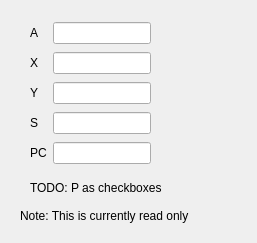
First picture: the form in src/gui/mpu_viewer.ui, repository ProgrammierPatrick/c64pp, before the edit.
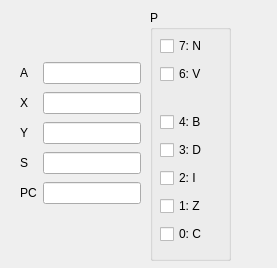
Second picture: the form after the edit.

Commit message: MPU Viewer Tool done

What changed in the file:
```diff
--- a/src/gui/mpu_viewer.ui
+++ b/src/gui/mpu_viewer.ui
@@ -9,8 +9,8 @@
    <rect>
     <x>0</x>
     <y>0</y>
-    <width>257</width>
-    <height>243</height>
+    <width>277</width>
+    <height>268</height>
    </rect>
   </property>
   <property name="contextMenuPolicy">
@@ -23,8 +23,8 @@
    <widget class="QWidget" name="gridLayoutWidget">
     <property name="geometry">
      <rect>
-      <x>30</x>
-      <y>20</y>
+      <x>20</x>
+      <y>60</y>
       <width>121</width>
       <height>151</height>
      </rect>
@@ -82,31 +82,98 @@
      </item>
     </layout>
    </widget>
-   <widget class="QLabel" name="label_5">
+   <widget class="QGroupBox" name="groupBox">
     <property name="geometry">
      <rect>
-      <x>20</x>
-      <y>200</y>
-      <width>201</width>
-      <height>31</height>
+      <x>150</x>
+      <y>10</y>
+      <width>81</width>
+      <height>251</height>
      </rect>
     </property>
-    <property name="text">
-     <string>Note: This is currently read only</string>
+    <property name="title">
+     <string>P</string>
     </property>
-   </widget>
-   <widget class="QLabel" name="label_7">
-    <property name="geometry">
-     <rect>
-      <x>30</x>
-      <y>180</y>
-      <width>141</width>
-      <height>16</height>
-     </rect>
-    </property>
-    <property name="text">
-     <string>TODO: P as checkboxes</string>
-    </property>
+    <widget class="QWidget" name="verticalLayoutWidget">
+     <property name="geometry">
+      <rect>
+       <x>10</x>
+       <y>20</y>
+       <width>61</width>
+       <height>221</height>
+      </rect>
+     </property>
+     <layout class="QVBoxLayout" name="verticalLayout">
+      <property name="spacing">
+       <number>2</number>
+      </property>
+      <item>
+       <widget class="QCheckBox" name="checkboxN">
+        <property name="text">
+         <string>7: N</string>
+        </property>
+       </widget>
+      </item>
+      <item>
+       <widget class="QCheckBox" name="checkboxV">
+        <property name="text">
+         <string>6: V</string>
+        </property>
+       </widget>
+      </item>
+      <item>
+       <spacer name="verticalSpacer">
+        <property name="orientation">
+         <enum>Qt::Vertical</enum>
+        </property>
+        <property name="sizeType">
+         <enum>QSizePolicy::Fixed</enum>
+        </property>
+        <property name="sizeHint" stdset="0">
+         <size>
+          <width>0</width>
+          <height>20</height>
+         </size>
+        </property>
+       </spacer>
+      </item>
+      <item>
+       <widget class="QCheckBox" name="checkboxB">
+        <property name="text">
+         <string>4: B</string>
+        </property>
+       </widget>
+      </item>
+      <item>
+       <widget class="QCheckBox" name="checkboxD">
+        <property name="text">
+         <string>3: D</string>
+        </property>
+       </widget>
+      </item>
+      <item>
+       <widget class="QCheckBox" name="checkboxI">
+        <property name="text">
+         <string>2: I</string>
+        </property>
+       </widget>
+      </item>
+      <item>
+       <widget class="QCheckBox" name="checkboxZ">
+        <property name="text">
+         <string>1: Z</string>
+        </property>
+       </widget>
+      </item>
+      <item>
+       <widget class="QCheckBox" name="checkboxC">
+        <property name="text">
+         <string>0: C</string>
+        </property>
+       </widget>
+      </item>
+     </layout>
+    </widget>
    </widget>
   </widget>
  </widget>
```
Left out of the diff: 7 changed lines with no effect on the pictures. The commit also changes 7 other files.
